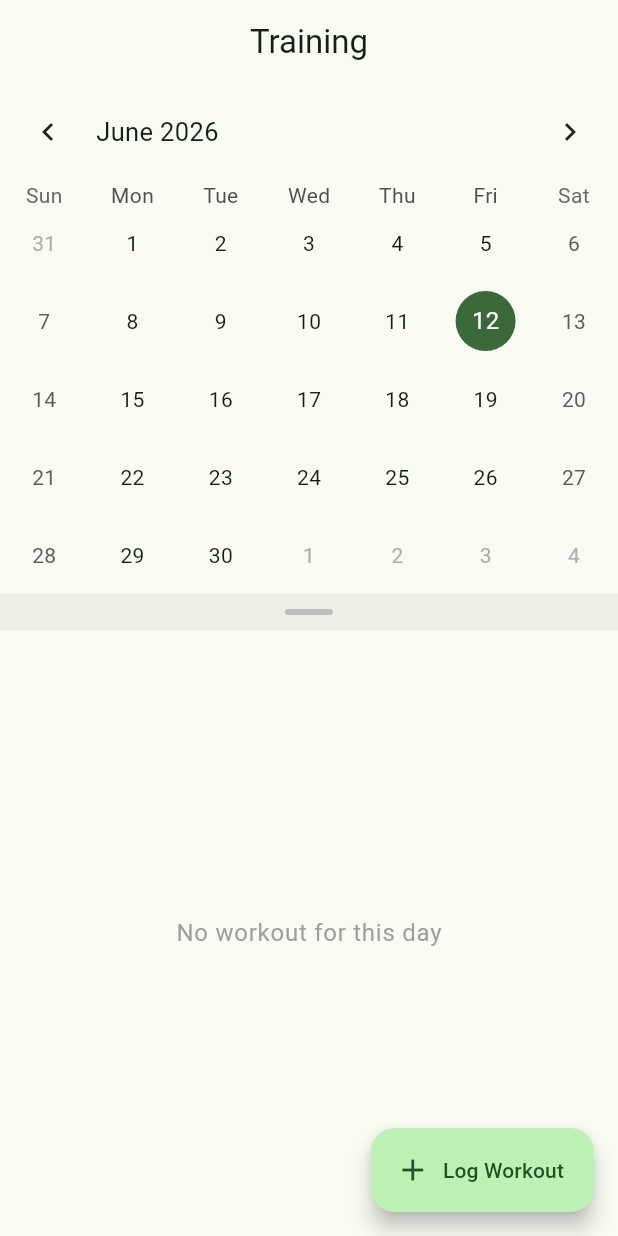
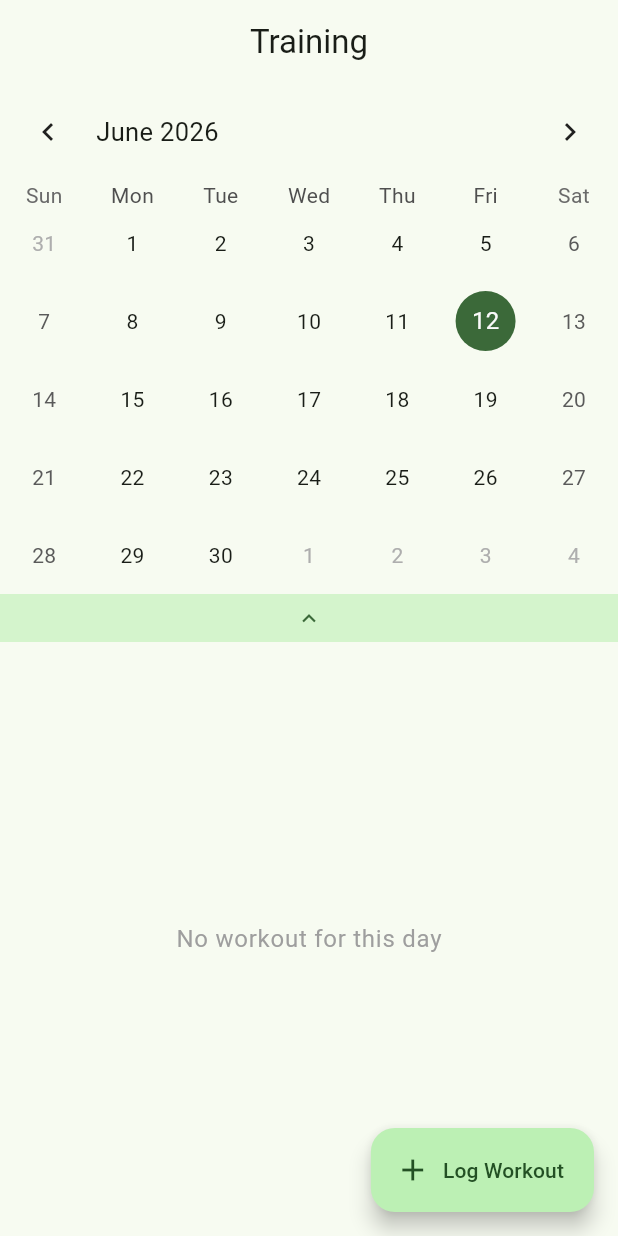
Before and after one commit to Yeezy-2020/fitforge, a Flutter app: the WorkoutCalendarScreen screen opened directly, on a phone screen of 412 x 824 dp. Run offline on Flutter 3.47's test engine with Material 3 defaults, Android fonts, the phone set to English and light mode, and no system bars; drawn by our look-alikes of table_calendar; our stand-ins replace fl_chart, flutter_riverpod, flutter_secure_storage, go_router, supabase_flutter; accounts and stored records are empty.

Commit message:
fix: prominent drag handle bar with icon

```diff
--- a/lib/features/workout/screens/workout_calendar_screen.dart
+++ b/lib/features/workout/screens/workout_calendar_screen.dart
@@ -73,14 +73,16 @@ class _State extends ConsumerState<WorkoutCalendarScreen> {
         // Drag handle bar
         GestureDetector(
           onVerticalDragUpdate: (d) {
-            if (d.delta.dy < -10 && !_collapsed) setState(() => _collapsed = true);
-            if (d.delta.dy > 10 && _collapsed) setState(() => _collapsed = false);
+            if (d.delta.dy < -15 && !_collapsed) setState(() => _collapsed = true);
+            if (d.delta.dy > 15 && _collapsed) setState(() => _collapsed = false);
           },
           onTap: () => setState(() => _collapsed = !_collapsed),
           child: Container(
-            height: 24,
-            color: Theme.of(context).colorScheme.surfaceContainerHighest.withValues(alpha: 0.5),
-            child: Center(child: Container(width: 32, height: 4, decoration: BoxDecoration(color: Colors.grey.shade400, borderRadius: BorderRadius.circular(2)))),
+            height: 32,
+            color: Theme.of(context).colorScheme.primaryContainer.withValues(alpha: 0.6),
+            child: Center(
+              child: Icon(_collapsed ? Icons.keyboard_arrow_down : Icons.keyboard_arrow_up, size: 18, color: Theme.of(context).colorScheme.primary),
+            ),
           ),
         ),
         Expanded(
```
